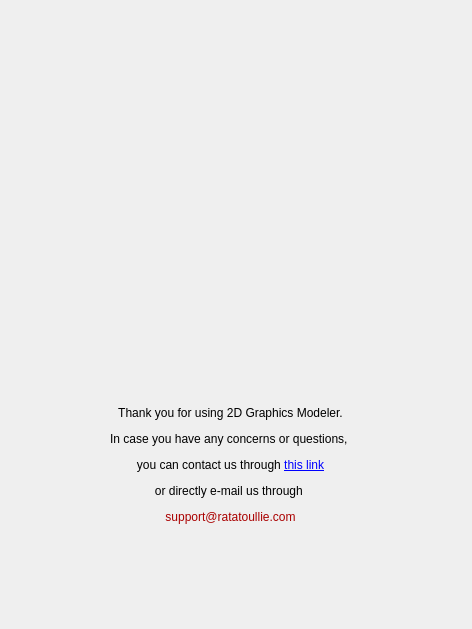
First picture: the form in 2DGraphicsModeler/contact.ui, repository Alex-the-666/2DGraphicsModular, before the edit.
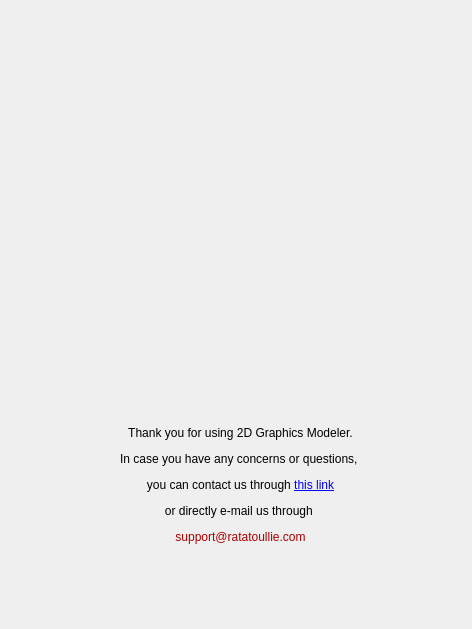
Second picture: the form after the edit. Icons and pictures are not drawn.

The edit to the form file:
```diff
--- a/2DGraphicsModeler/contact.ui
+++ b/2DGraphicsModeler/contact.ui
@@ -11,11 +11,29 @@
    </rect>
   </property>
   <property name="sizePolicy">
-   <sizepolicy hsizetype="Maximum" vsizetype="Maximum">
+   <sizepolicy hsizetype="Minimum" vsizetype="Minimum">
     <horstretch>0</horstretch>
     <verstretch>0</verstretch>
    </sizepolicy>
   </property>
+  <property name="minimumSize">
+   <size>
+    <width>472</width>
+    <height>629</height>
+   </size>
+  </property>
+  <property name="maximumSize">
+   <size>
+    <width>472</width>
+    <height>629</height>
+   </size>
+  </property>
+  <property name="baseSize">
+   <size>
+    <width>472</width>
+    <height>629</height>
+   </size>
+  </property>
   <property name="windowTitle">
    <string>Contact Us</string>
   </property>
@@ -41,9 +59,9 @@
   <widget class="QLabel" name="label_2">
    <property name="geometry">
     <rect>
-     <x>10</x>
-     <y>320</y>
-     <width>441</width>
+     <x>0</x>
+     <y>340</y>
+     <width>481</width>
      <height>291</height>
     </rect>
    </property>
```
